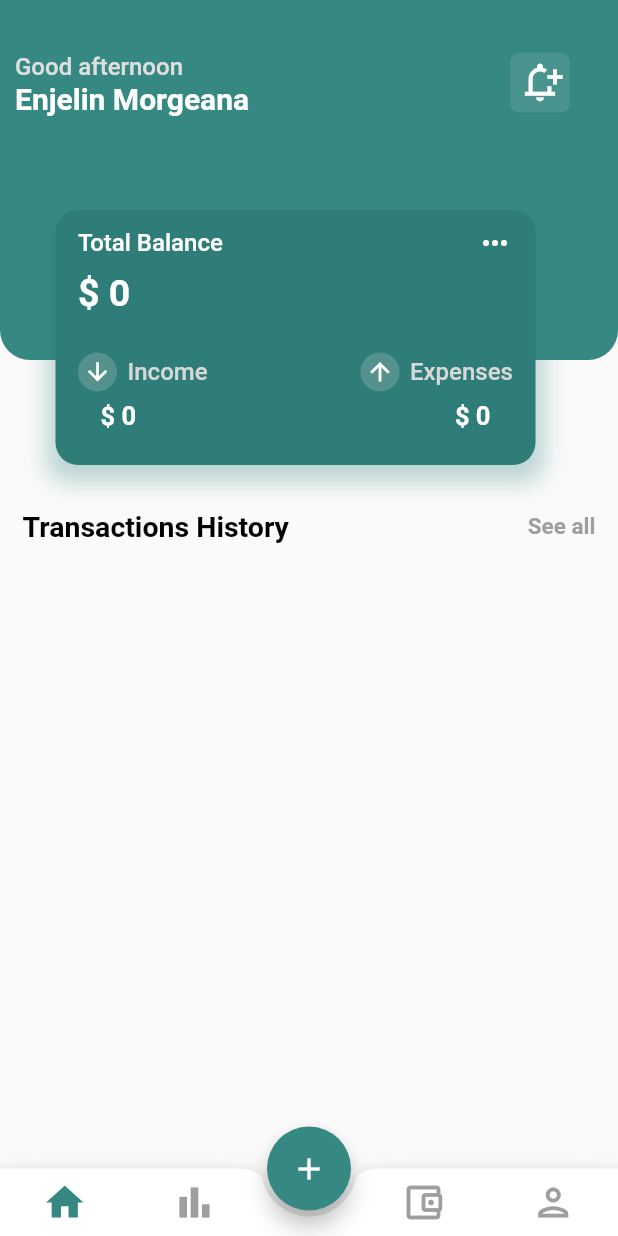
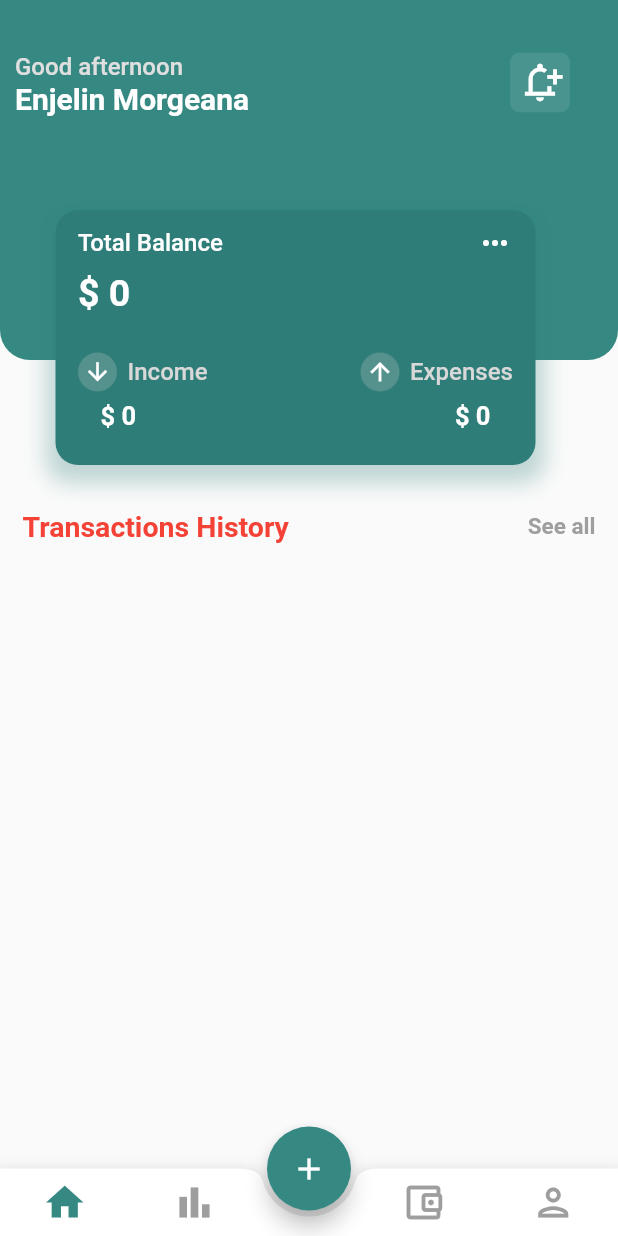
Before and after one commit to RAHUL-SINGARIA/TrackExp, a Flutter app: the screen it shows after launch, on a phone screen of 412 x 824 dp. Run offline on Flutter 3.47's test engine with Material 2 defaults, Android fonts, the phone set to English and light mode, and no system bars; our stand-ins replace firebase_core, hive, hive_flutter, syncfusion_flutter_charts; accounts and stored records are empty.

```diff
--- a/lib/Screens/home.dart
+++ b/lib/Screens/home.dart
@@ -47,7 +47,7 @@ class _HomeState extends State<Home> {
                               style: TextStyle(
                                 fontWeight: FontWeight.w600,
                                 fontSize: 19,
-                                color: Colors.black,
+                                color: Colors.red,
                               ),
                             ),
                             Text(
--- a/pubspec.yaml
+++ b/pubspec.yaml
@@ -38,6 +38,7 @@ dependencies:
   # The following adds the Cupertino Icons font to your application.
   # Use with the CupertinoIcons class for iOS style icons.
   cupertino_icons: ^1.0.2
+  firebase_core: ^2.14.0
 
 dev_dependencies:
   flutter_test:
```
Also changed, not shown: lib/main.dart (+11 -3 lines), lib/firebase_options.dart (added), pubspec.lock, 10 other files.
